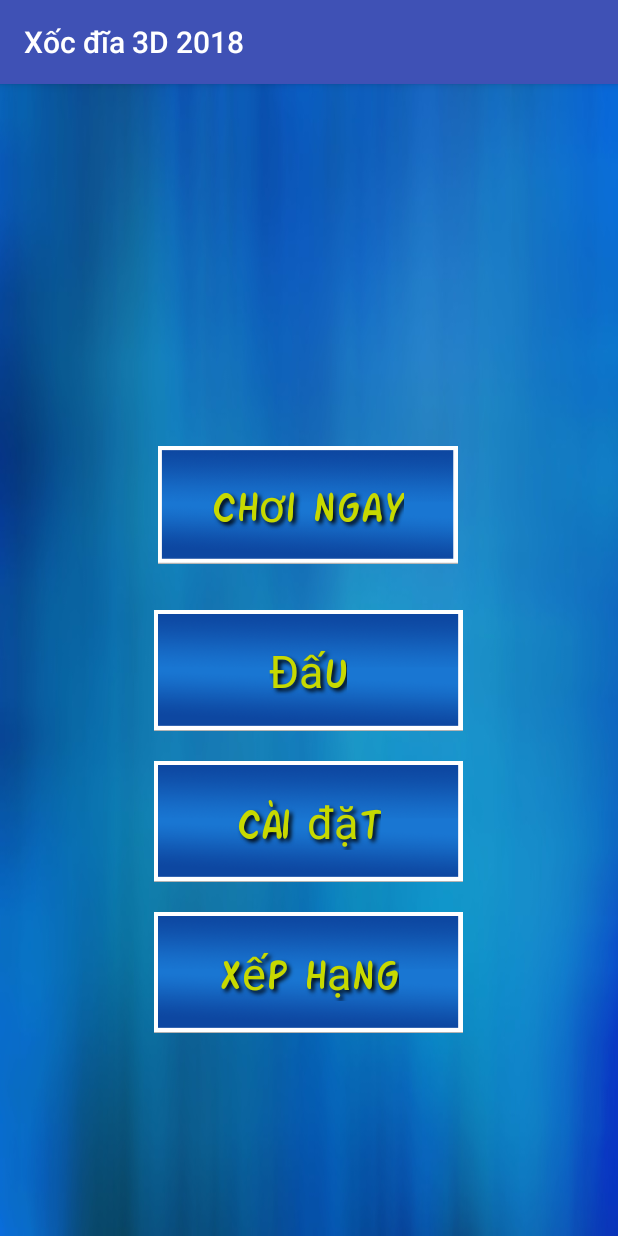
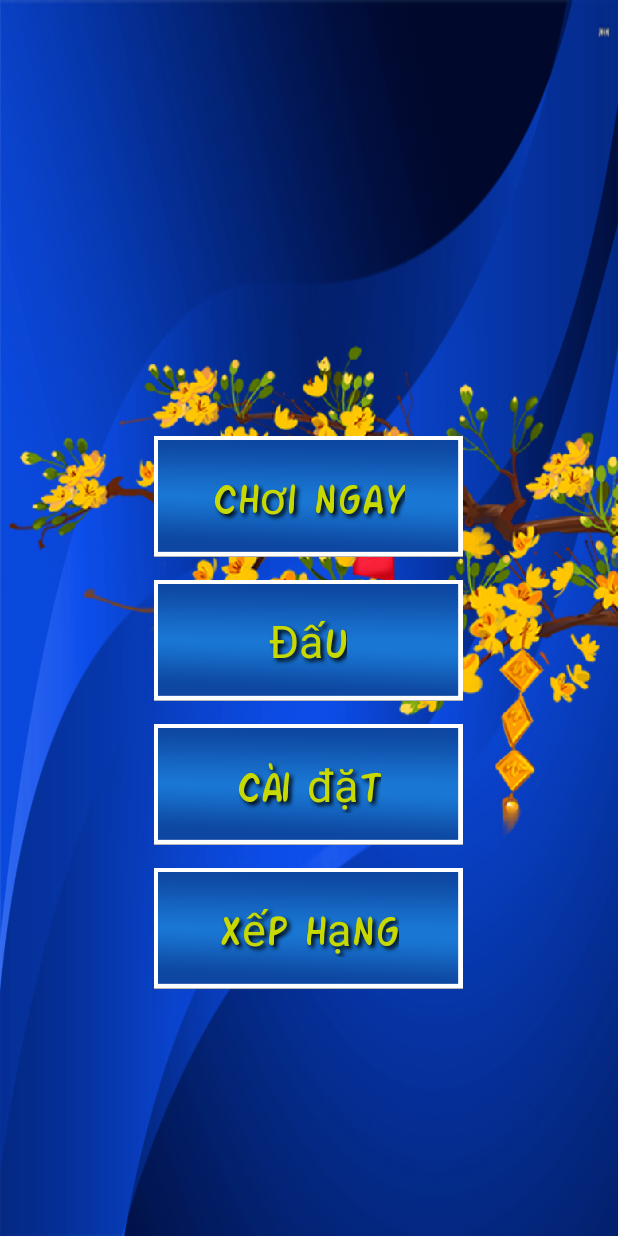
Before and after one commit to iamacule/xd1, an Android app: the ChooserActivity screen opened directly, with no data from a screen before it, after a tap on an icon or button, on a phone screen of 412 x 824 dp. Run offline under Robolectric (Android 15) with nearby library versions, the phone set to English and light mode, and no system bars.

Commit message:
update menu

```diff
--- a/app/src/main/java/vn/mran/xd1/activity/ChooserActivity.java
+++ b/app/src/main/java/vn/mran/xd1/activity/ChooserActivity.java
@@ -12,19 +12,22 @@ import android.widget.ImageView;
 import android.widget.LinearLayout;
 
 import vn.mran.xd1.R;
+import vn.mran.xd1.base.BaseActivity;
 import vn.mran.xd1.util.EventUtil;
 import vn.mran.xd1.util.MyAnimation;
 import vn.mran.xd1.util.ResizeBitmap;
 import vn.mran.xd1.util.ScreenUtil;
+import vn.mran.xd1.util.TouchEffect;
 
 /**
  * Created by MrAn PC on 13-Feb-16.
  */
-public class ChooserActivity extends AppCompatActivity implements View.OnClickListener{
+public class ChooserActivity extends BaseActivity implements View.OnClickListener {
     private final String TAG = "ChooserActivity";
     private ImageView imgPlay;
     private ImageView imgBattle;
     private ImageView imgSetting;
+    private ImageView imgFlower;
     private ImageView imgRanking;
     private LinearLayout lnChoose;
     private LinearLayout lnImgSplash;
@@ -33,29 +36,37 @@ public class ChooserActivity extends AppCompatActivity implements View.OnClickLi
     private Intent intent;
 
     @Override
-    protected void onCreate(Bundle savedInstanceState) {
-        super.onCreate(savedInstanceState);
-        setContentView(R.layout.activity_chooser);
-        screenWidth = ScreenUtil.getScreenWidth(getWindowManager());
-        initLayout();
-        setOnClick();
+    public void initLayout() {
+        imgPlay = (ImageView) findViewById(R.id.imgPlay);
+        imgBattle = (ImageView) findViewById(R.id.imgBattle);
+        imgSetting = (ImageView) findViewById(R.id.imgSetting);
+        imgRanking = (ImageView) findViewById(R.id.imgRanking);
+        imgFlower = (ImageView) findViewById(R.id.imgFlower);
+        lnChoose = (LinearLayout) findViewById(R.id.lnChoose);
+        lnImgSplash = (LinearLayout) findViewById(R.id.lnImgSplash);
     }
 
-    private void setOnClick() {
+    @Override
+    public void initValue() {
+        screenWidth = ScreenUtil.getScreenWidth(getWindowManager());
+        TouchEffect.addAlpha(imgPlay);
+        TouchEffect.addAlpha(imgBattle);
+        TouchEffect.addAlpha(imgSetting);
+        TouchEffect.addAlpha(imgRanking);
+    }
+
+    @Override
+    public void initAction() {
+        startAnimation();
         imgPlay.setOnClickListener(this);
         imgBattle.setOnClickListener(this);
         imgSetting.setOnClickListener(this);
         imgRanking.setOnClickListener(this);
     }
 
-    private void initLayout() {
-        imgPlay = (ImageView) findViewById(R.id.imgPlay);
-        imgBattle = (ImageView) findViewById(R.id.imgBattle);
-        imgSetting = (ImageView) findViewById(R.id.imgSetting);
-        imgRanking = (ImageView) findViewById(R.id.imgRanking);
-        lnChoose = (LinearLayout) findViewById(R.id.lnChoose);
-        lnImgSplash = (LinearLayout) findViewById(R.id.lnImgSplash);
-        startAnimation();
+    @Override
+    public int setLayout() {
+        return R.layout.activity_chooser;
     }
 
     private void startAnimation() {
@@ -83,6 +94,7 @@ public class ChooserActivity extends AppCompatActivity implements View.OnClickLi
         imgBattle.setImageBitmap(ResizeBitmap.resize(BitmapFactory.decodeResource(getResources(), R.drawable.button_background), screenWidth / 2));
         imgSetting.setImageBitmap(ResizeBitmap.resize(BitmapFactory.decodeResource(getResources(), R.drawable.button_background), screenWidth / 2));
         imgRanking.setImageBitmap(ResizeBitmap.resize(BitmapFactory.decodeResource(getResources(), R.drawable.button_background), screenWidth / 2));
+        imgFlower.setImageBitmap(ResizeBitmap.resize(BitmapFactory.decodeResource(getResources(), R.drawable.ochna_tree), screenWidth));
     }
 
     @Override
@@ -92,7 +104,7 @@ public class ChooserActivity extends AppCompatActivity implements View.OnClickLi
 
     @Override
     public void onClick(View view) {
-        switch (view.getId()){
+        switch (view.getId()) {
             case R.id.imgPlay:
                 overridePendingTransition(android.R.anim.fade_in, android.R.anim.fade_out);
                 break;
--- /dev/null
+++ b/app/src/main/java/vn/mran/xd1/base/BaseActivity.java
@@ -0,0 +1,30 @@
+package vn.mran.xd1.base;
+
+import android.os.Bundle;
+import android.support.annotation.Nullable;
+import android.support.v7.app.AppCompatActivity;
+
+/**
+ * Created by Mr An on 28/11/2017.
+ */
+
+public abstract class BaseActivity extends AppCompatActivity {
+
+    @Override
+    protected void onCreate(@Nullable Bundle savedInstanceState) {
+        super.onCreate(savedInstanceState);
+        getSupportActionBar().hide();
+        setContentView(setLayout());
+        initLayout();
+        initValue();
+        initAction();
+    }
+
+    public abstract void initLayout();
+
+    public abstract void initValue();
+
+    public abstract void initAction();
+
+    public abstract int setLayout();
+}
--- /dev/null
+++ b/app/src/main/java/vn/mran/xd1/util/TouchEffect.java
@@ -0,0 +1,40 @@
+package vn.mran.xd1.util;
+
+import android.graphics.Rect;
+import android.view.MotionEvent;
+import android.view.View;
+
+public class TouchEffect {
+
+    private static float TOUCH_ALPHA = (float) 0.8;
+
+    private static Rect rect;
+
+    public static void addAlpha(View view) {
+
+        view.setOnTouchListener(new View.OnTouchListener() {
+            @Override
+            public boolean onTouch(View v, MotionEvent event) {
+                if (event.getAction() == MotionEvent.ACTION_DOWN) {
+                    v.setAlpha(TOUCH_ALPHA);
+                    rect = new Rect(v.getLeft(), v.getTop(), v.getRight(), v.getBottom());
+                } else if (event.getAction() == MotionEvent.ACTION_UP) {
+                    v.setAlpha(1);
+                    if (rect.contains(v.getLeft() + (int) event.getX(), v.getTop() + (int) event.getY())) {
+                        // Contact moved inside bounds
+                        v.performClick();
+                    }
+                } else {
+                    if (rect.contains(v.getLeft() + (int) event.getX(), v.getTop() + (int) event.getY())) {
+                        // Contact moved inside bounds
+                        v.setAlpha(TOUCH_ALPHA);
+                    } else {
+                        // Contact moved outside bounds
+                        v.setAlpha(1);
+                    }
+                }
+                return true;
+            }
+        });
+    }
+}
--- a/app/src/main/res/layout/activity_chooser.xml
+++ b/app/src/main/res/layout/activity_chooser.xml
@@ -27,22 +27,32 @@
             android:textSize="@dimen/large_text_size" />
     </LinearLayout>
 
+    <FrameLayout
+        android:layout_width="wrap_content"
+        android:layout_height="wrap_content">
+
+        <ImageView
+            android:id="@+id/imgFlower"
+            android:layout_width="wrap_content"
+            android:layout_height="wrap_content" />
+
         <LinearLayout
             android:id="@+id/lnChoose"
             android:layout_width="wrap_content"
             android:layout_height="wrap_content"
+            android:layout_gravity="center"
             android:gravity="center"
             android:orientation="vertical">
 
             <FrameLayout
                 android:layout_width="wrap_content"
                 android:layout_height="wrap_content"
-            android:layout_marginTop="30dp">
+                android:layout_marginTop="60dp">
 
                 <ImageView
                     android:id="@+id/imgPlay"
-                android:layout_width="200dp"
-                android:layout_height="100dp"
+                    android:layout_width="wrap_content"
+                    android:layout_height="wrap_content"
                     android:layout_gravity="center" />
 
                 <vn.mran.xd1.widget.CustomTextView
@@ -63,7 +73,7 @@
             <FrameLayout
                 android:layout_width="wrap_content"
                 android:layout_height="wrap_content"
-            android:layout_marginTop="20dp">
+                android:layout_marginTop="15dp">
 
                 <ImageView
                     android:id="@+id/imgBattle"
@@ -89,7 +99,7 @@
             <FrameLayout
                 android:layout_width="wrap_content"
                 android:layout_height="wrap_content"
-            android:layout_marginTop="20dp">
+                android:layout_marginTop="15dp">
 
                 <ImageView
                     android:id="@+id/imgSetting"
@@ -115,7 +125,7 @@
             <FrameLayout
                 android:layout_width="wrap_content"
                 android:layout_height="wrap_content"
-            android:layout_marginTop="20dp">
+                android:layout_marginTop="15dp">
 
                 <ImageView
                     android:id="@+id/imgRanking"
@@ -138,5 +148,6 @@
                     android:textSize="@dimen/button_text_size" />
             </FrameLayout>
         </LinearLayout>
+    </FrameLayout>
 
 </LinearLayout>
```
Also changed, not shown: app/src/main/res/drawable/background.jpg (deleted), app/src/main/res/drawable/background.png (added), app/src/main/res/drawable/ochna_tree.png (added). Lines whose indentation alone changed are shown as unchanged.
